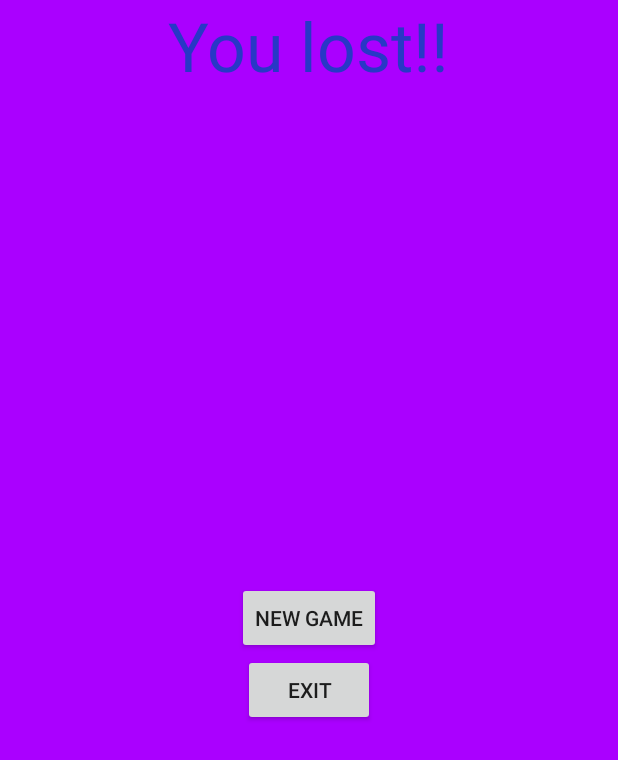
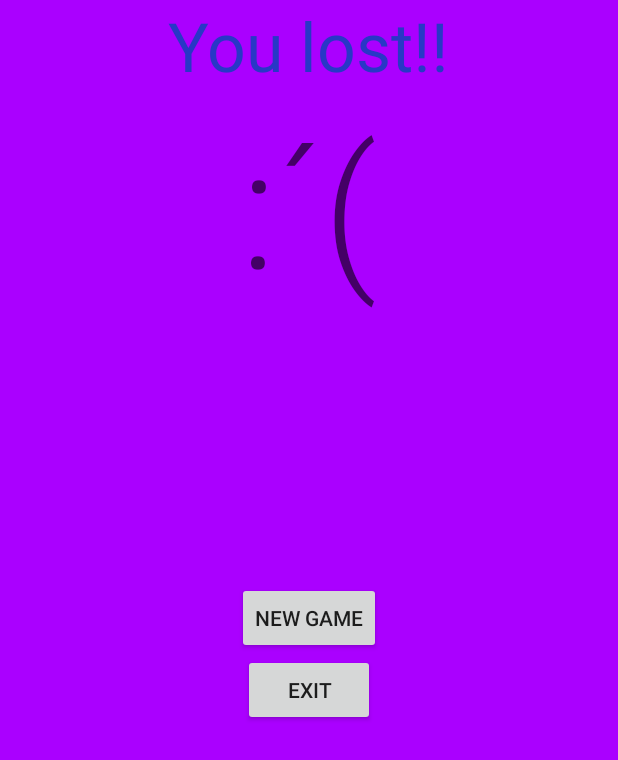
Before and after one commit to The-Big-Breakup/BreakOut, an Android app: the layout fragment_lose.xml on its own in the app's theme, with its tools: preview values and no code run, on a phone screen of 412 x 824 dp. Shown: the top 760 px of the screen. Run offline under Robolectric (Android 15) with nearby library versions, the phone set to English and light mode, and no system bars.

Commit message:
New textview added
added textView

```diff
--- a/BreakOut/app/src/main/java/com/thebigbreakup/breakout/ui/main/GameResults/LoseFragment.java
+++ b/BreakOut/app/src/main/java/com/thebigbreakup/breakout/ui/main/GameResults/LoseFragment.java
@@ -7,6 +7,7 @@ import android.os.Bundle;
 
 import androidx.fragment.app.Fragment;
 import androidx.fragment.app.FragmentManager;
+import androidx.fragment.app.FragmentTransaction;
 
 import android.view.LayoutInflater;
 import android.view.View;
@@ -142,4 +143,5 @@ public class LoseFragment extends Fragment {
         // TODO: Update argument type and name
         void onFragmentInteraction(Uri uri);
     }
+
 }
--- a/BreakOut/app/src/main/res/layout/fragment_lose.xml
+++ b/BreakOut/app/src/main/res/layout/fragment_lose.xml
@@ -9,12 +9,22 @@
     <!-- TODO: Update blank fragment layout -->
 
     <TextView
+        android:id="@+id/Lost"
         android:layout_width="wrap_content"
         android:layout_height="wrap_content"
         android:layout_centerHorizontal="true"
         android:textColor="#2838C6"
         android:text="You lost!!"
         android:textAppearance="@style/TextAppearance.AppCompat.Display2" />
+
+    <TextView
+        android:id="@+id/textView8"
+        android:layout_width="wrap_content"
+        android:layout_height="wrap_content"
+        android:layout_below="@+id/Lost"
+        android:layout_centerHorizontal="true"
+        android:text=":´("
+        android:textAppearance="@style/TextAppearance.AppCompat.Display4" />
 
     <Button
         android:id="@+id/NewGame"
```
